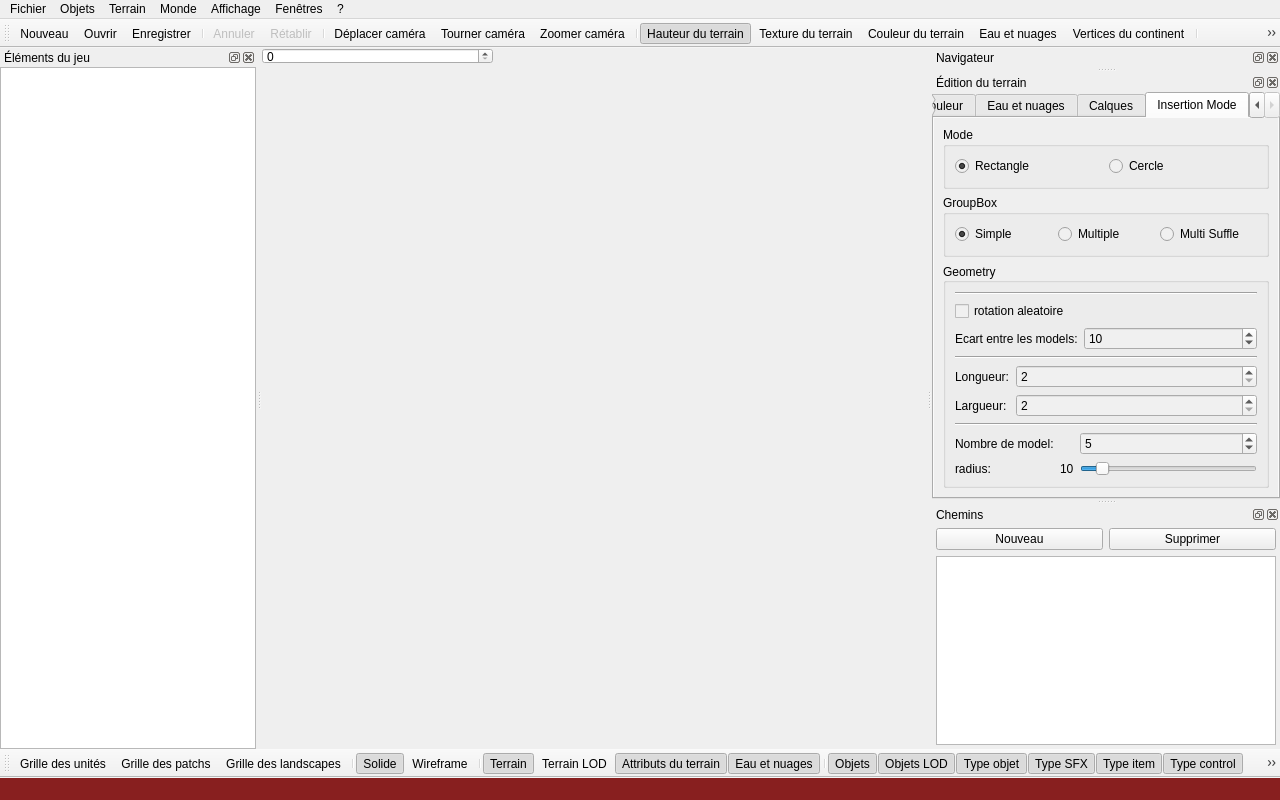
Old version of the form WorldEditor/MainFrame.ui in the repository zetsumi/ATools.
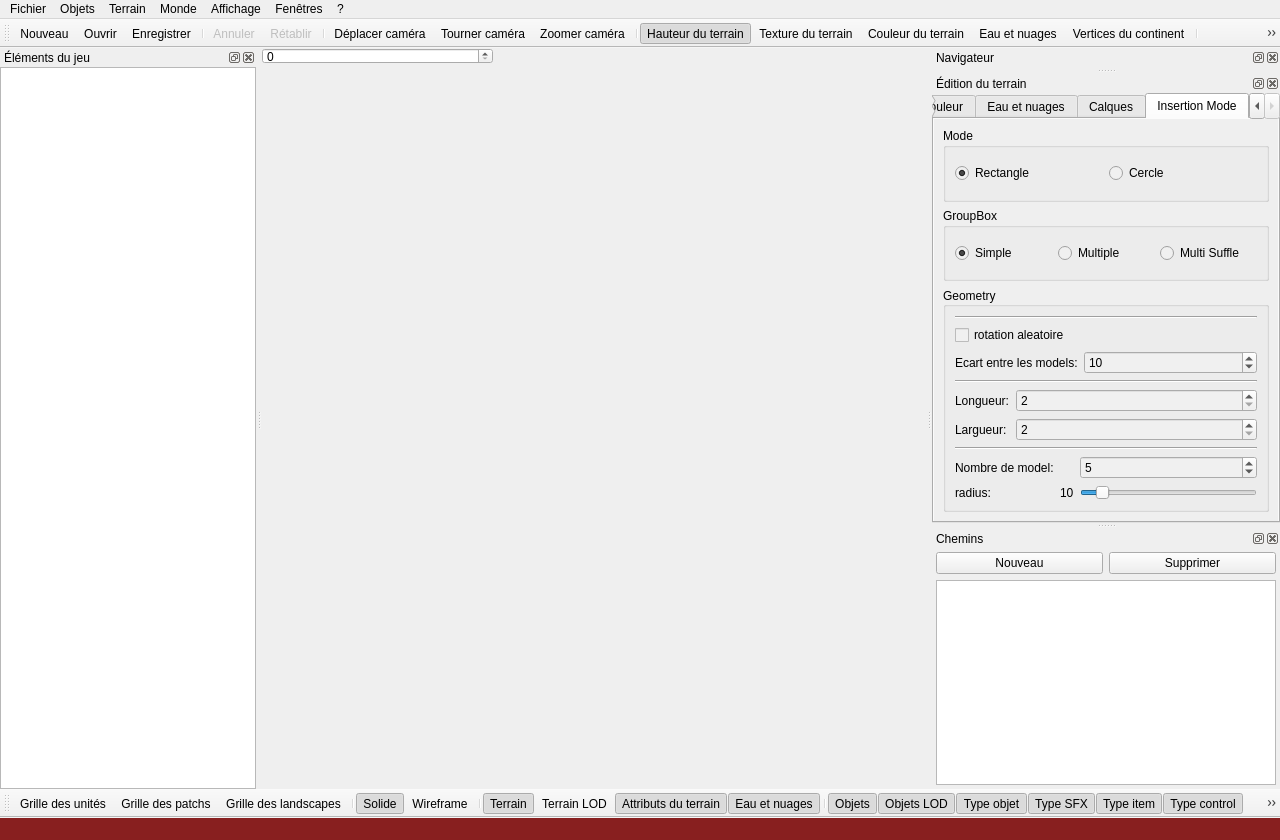
New version of the form. Icons and pictures are not drawn. Custom widgets are drawn as their Qt base class.

Commit message: connection entre les fenetres

The edit to the form file:
```diff
--- a/WorldEditor/MainFrame.ui
+++ b/WorldEditor/MainFrame.ui
@@ -7,7 +7,7 @@
     <x>0</x>
     <y>0</y>
     <width>1280</width>
-    <height>800</height>
+    <height>840</height>
    </rect>
   </property>
   <property name="acceptDrops">
```
Left out of the diff: 11 changed lines with no effect on the pictures. The commit also changes 6 other files.
